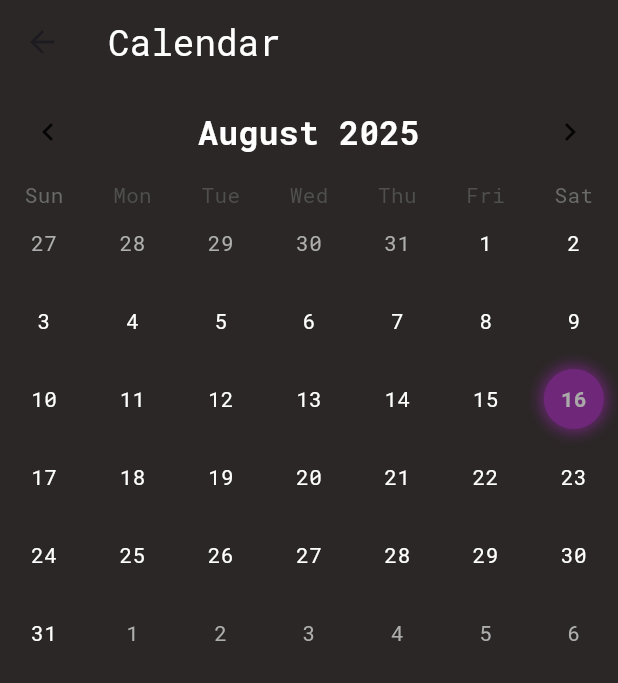
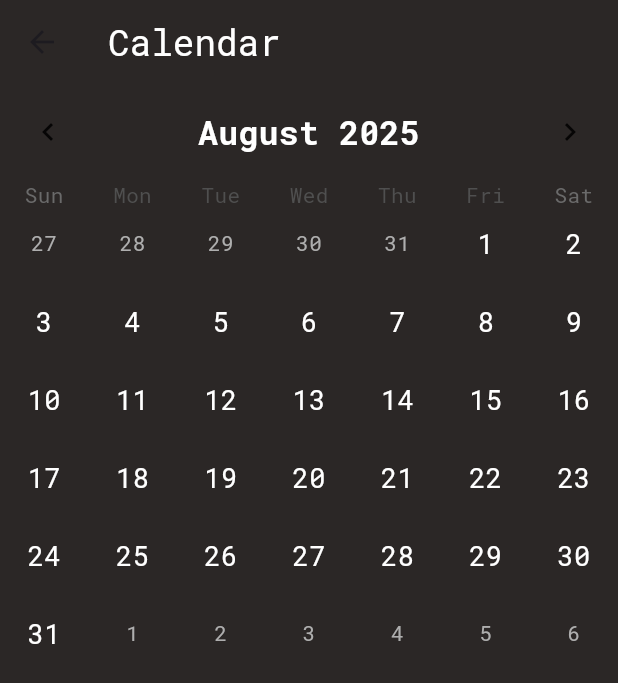
Before and after one commit to temevh/betterbrain, a Flutter app: the CalendarScreen screen opened directly with empty values, on a phone screen of 412 x 824 dp. Shown: the top 683 px of the screen. Run offline on Flutter 3.47's test engine with Material 3 defaults, Android fonts, the phone set to English and light mode, and no system bars; drawn by our look-alikes of table_calendar; our stand-ins replace cloud_firestore, firebase_core; accounts and stored records are empty; generated files the repository leaves out were written again.

Commit message:
small calendar style changes

```diff
--- a/lib/screens/calendar_screen.dart
+++ b/lib/screens/calendar_screen.dart
@@ -43,6 +43,18 @@ class _CalendarScreenState extends State<CalendarScreen> {
     super.didChangeDependencies();
     final userEvents = ModalRoute.of(context)!.settings.arguments as List;
     _setEvents(userEvents);
+  }
+
+  Color _bgForDay(DateTime day) {
+    final events = _getEventsForDay(day);
+    if (events.isEmpty) return Colors.transparent;
+
+    final allCompleted = events.every((e) => e.isCompleted);
+    final allNotCompleted = events.every((e) => !e.isCompleted);
+
+    if (allCompleted) return Colors.green;
+    if (allNotCompleted) return Colors.red;
+    return Colors.orange; // mixed
   }
 
   Future<void> _setEvents(List userEvents) async {
@@ -96,43 +108,41 @@ class _CalendarScreenState extends State<CalendarScreen> {
             },
             eventLoader: _getEventsForDay,
             calendarFormat: CalendarFormat.month,
-            headerStyle: HeaderStyle(
+
+            // Ensure TableCalendar doesn't add its own "today" highlight
+            calendarStyle: const CalendarStyle(isTodayHighlighted: false),
+
+            headerStyle: const HeaderStyle(
               formatButtonVisible: false,
               titleCentered: true,
-              titleTextStyle: const TextStyle(
+              titleTextStyle: TextStyle(
                 fontSize: 22,
                 fontWeight: FontWeight.bold,
               ),
             ),
 
             calendarBuilders: CalendarBuilders(
-              markerBuilder: (context, day, events) {
-                return const SizedBox();
-              },
+              markerBuilder: (context, day, events) => const SizedBox(),
+
+              // Normal day
               defaultBuilder: (context, day, focusedDay) {
-                final events = _getEventsForDay(day);
-                if (events.isEmpty) {
-                  return Center(child: Text('${day.day}'));
+                final bg = _bgForDay(day);
+                if (bg == Colors.transparent) {
+                  return Center(
+                    child: Text(
+                      '${day.day}',
+                      style: const TextStyle(fontSize: 18),
+                    ),
+                  );
                 }
-
-                bool allCompleted = events.every((event) => event.isCompleted);
-                bool allNotCompleted = events.every(
-                  (event) => !event.isCompleted,
-                );
-                Color bgColor = allCompleted
-                    ? Colors.green
-                    : allNotCompleted
-                    ? Colors.red
-                    : Colors.orange;
-
                 return AnimatedContainer(
                   duration: const Duration(milliseconds: 200),
                   decoration: BoxDecoration(
-                    color: bgColor,
+                    color: bg,
                     shape: BoxShape.circle,
                     boxShadow: [
                       BoxShadow(
-                        color: bgColor.withOpacity(0.4),
+                        color: bg.withOpacity(0.4),
                         blurRadius: 6,
                         spreadRadius: 1,
                       ),
@@ -142,65 +152,50 @@ class _CalendarScreenState extends State<CalendarScreen> {
                   alignment: Alignment.center,
                   child: Text(
                     '${day.day}',
-                    style: const TextStyle(color: Colors.white),
-                  ),
+                    style: TextStyle(fontWeight: FontWeight.bold, fontSize: 18),
+                  ), // see _DayText below
                 );
               },
 
+              // Selected day (no special rule for today)
               selectedBuilder: (context, day, focusedDay) {
-                // Detect if it's today
-                bool isToday = isSameDay(day, DateTime.now());
-
-                final events = _getEventsForDay(day);
-                Color bgColor;
-
-                if (isToday) {
-                  bgColor = Colors.purple; // today color
-                } else if (events.isNotEmpty) {
-                  bool allCompleted = events.every((e) => e.isCompleted);
-                  bool allNotCompleted = events.every((e) => !e.isCompleted);
-
-                  if (allCompleted) {
-                    bgColor = Colors.green;
-                  } else if (allNotCompleted) {
-                    bgColor = Colors.red;
-                  } else {
-                    bgColor = Colors.orange; // mixed state
-                  }
-                } else {
-                  bgColor = Colors.transparent;
-                }
-
+                final bg = _bgForDay(day);
                 return Container(
                   decoration: BoxDecoration(
-                    color: bgColor,
+                    color: bg,
                     shape: BoxShape.circle,
-                    border: Border.all(
-                      width: 3,
-                      color: Colors.white,
-                    ), // white border
+                    border: Border.all(width: 2, color: Colors.white),
                   ),
                   margin: const EdgeInsets.all(6),
                   alignment: Alignment.center,
                   child: Text(
                     '${day.day}',
-                    style: TextStyle(fontWeight: FontWeight.bold),
+                    style: TextStyle(fontWeight: FontWeight.bold, fontSize: 18),
                   ),
                 );
               },
 
+              // Make "today" behave like any other day with events
               todayBuilder: (context, day, focusedDay) {
-                return Opacity(
-                  opacity: 0.6,
-                  child: Container(
+                final bg = _bgForDay(day);
+                if (bg == Colors.transparent) {
+                  return Center(
+                    child: Text(
+                      '${day.day}',
+                      style: const TextStyle(fontSize: 18),
+                    ),
+                  );
+                }
+                return AnimatedContainer(
+                  duration: const Duration(milliseconds: 200),
                   decoration: BoxDecoration(
-                      color: Colors.purple,
+                    color: bg,
                     shape: BoxShape.circle,
                     boxShadow: [
                       BoxShadow(
-                          color: Colors.purple,
-                          blurRadius: 8,
-                          spreadRadius: 2,
+                        color: bg.withOpacity(0.4),
+                        blurRadius: 6,
+                        spreadRadius: 1,
                       ),
                     ],
                   ),
@@ -208,11 +203,7 @@ class _CalendarScreenState extends State<CalendarScreen> {
                   alignment: Alignment.center,
                   child: Text(
                     '${day.day}',
-                      style: const TextStyle(
-                        color: Colors.white,
-                        fontWeight: FontWeight.bold,
-                      ),
-                    ),
+                    style: TextStyle(fontWeight: FontWeight.bold, fontSize: 18),
                   ),
                 );
               },
```
Also changed, not shown: lib/widgets/event_card_calendar.dart (+5 -5 lines). Lines whose indentation alone changed are shown as unchanged.
